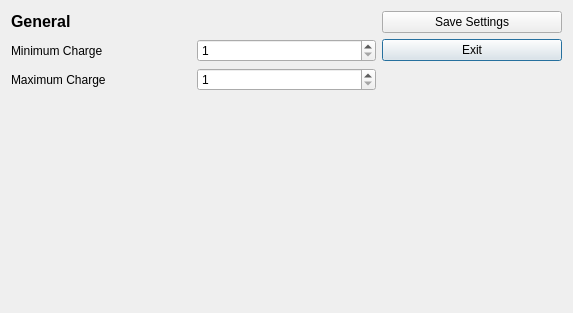
This is ui_files/Converter_Settings_Menu.ui in JC-Price/DeuteRater as Qt 5 draws it before an edit. The edited form follows.
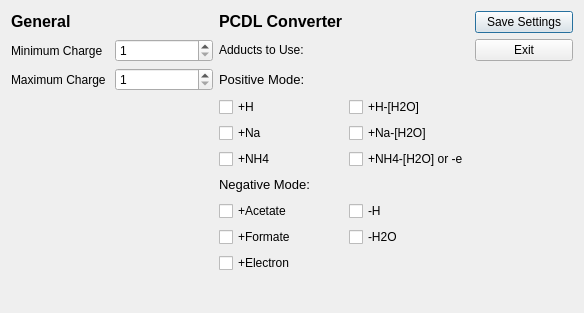
This is the edited form.

```diff
--- a/ui_files/Converter_Settings_Menu.ui
+++ b/ui_files/Converter_Settings_Menu.ui
@@ -6,7 +6,7 @@
    <rect>
     <x>0</x>
     <y>0</y>
-    <width>573</width>
+    <width>584</width>
     <height>313</height>
    </rect>
   </property>
@@ -26,10 +26,10 @@
    <string>Dialog</string>
   </property>
   <layout class="QGridLayout" name="gridLayout_3">
-   <item row="3" column="0">
-    <widget class="QLabel" name="label_7">
+   <item row="2" column="2">
+    <widget class="QLabel" name="label_2">
      <property name="text">
-      <string>Maximum Charge</string>
+      <string>&lt;html&gt;&lt;head/&gt;&lt;body&gt;&lt;p&gt;Adducts to Use:&lt;/p&gt;&lt;/body&gt;&lt;/html&gt;</string>
      </property>
     </widget>
    </item>
@@ -40,13 +40,31 @@
      </property>
     </widget>
    </item>
-   <item row="3" column="1">
-    <widget class="QSpinBox" name="max_charge">
-     <property name="minimum">
-      <number>1</number>
+   <item row="1" column="4">
+    <widget class="QPushButton" name="SaveButton">
+     <property name="text">
+      <string>Save Settings</string>
      </property>
-     <property name="maximum">
-      <number>10</number>
+    </widget>
+   </item>
+   <item row="4" column="2">
+    <widget class="QCheckBox" name="h_checkbox">
+     <property name="text">
+      <string>+H</string>
+     </property>
+    </widget>
+   </item>
+   <item row="12" column="2">
+    <widget class="QCheckBox" name="acetate_checkbox">
+     <property name="text">
+      <string>+Acetate</string>
+     </property>
+    </widget>
+   </item>
+   <item row="17" column="2">
+    <widget class="QCheckBox" name="e_gain_checkbox">
+     <property name="text">
+      <string>+Electron</string>
      </property>
     </widget>
    </item>
@@ -57,14 +75,134 @@
      </property>
     </widget>
    </item>
-   <item row="2" column="2">
+   <item row="3" column="1">
+    <widget class="QSpinBox" name="max_charge">
+     <property name="minimum">
+      <number>1</number>
+     </property>
+     <property name="maximum">
+      <number>10</number>
+     </property>
+    </widget>
+   </item>
+   <item row="1" column="2">
+    <widget class="QLabel" name="label">
+     <property name="text">
+      <string>&lt;html&gt;&lt;head/&gt;&lt;body&gt;&lt;p&gt;&lt;span style=&quot; font-size:12pt; font-weight:600;&quot;&gt;PCDL Converter&lt;/span&gt;&lt;/p&gt;&lt;/body&gt;&lt;/html&gt;</string>
+     </property>
+    </widget>
+   </item>
+   <item row="3" column="2">
+    <widget class="QLabel" name="label_3">
+     <property name="text">
+      <string>&lt;html&gt;&lt;head/&gt;&lt;body&gt;&lt;p&gt;&lt;span style=&quot; font-size:10pt;&quot;&gt;Positive Mode:&lt;/span&gt;&lt;/p&gt;&lt;/body&gt;&lt;/html&gt;</string>
+     </property>
+    </widget>
+   </item>
+   <item row="11" column="3">
+    <spacer name="verticalSpacer">
+     <property name="orientation">
+      <enum>Qt::Vertical</enum>
+     </property>
+     <property name="sizeType">
+      <enum>QSizePolicy::Fixed</enum>
+     </property>
+     <property name="sizeHint" stdset="0">
+      <size>
+       <width>20</width>
+       <height>20</height>
+      </size>
+     </property>
+    </spacer>
+   </item>
+   <item row="2" column="4">
     <widget class="QPushButton" name="ExitButton">
      <property name="text">
       <string>Exit</string>
      </property>
     </widget>
    </item>
+   <item row="15" column="2">
+    <widget class="QCheckBox" name="formate_checkbox">
+     <property name="text">
+      <string>+Formate</string>
+     </property>
+    </widget>
+   </item>
+   <item row="2" column="1">
+    <widget class="QSpinBox" name="min_charge">
+     <property name="minimum">
+      <number>1</number>
+     </property>
+     <property name="maximum">
+      <number>10</number>
+     </property>
+    </widget>
+   </item>
+   <item row="3" column="0">
+    <widget class="QLabel" name="label_7">
+     <property name="text">
+      <string>Maximum Charge</string>
+     </property>
+    </widget>
+   </item>
+   <item row="6" column="2">
+    <widget class="QCheckBox" name="na_checkbox">
+     <property name="text">
+      <string>+Na</string>
+     </property>
+    </widget>
+   </item>
+   <item row="12" column="3">
+    <widget class="QCheckBox" name="h_loss_checkbox">
+     <property name="text">
+      <string>-H</string>
+     </property>
+    </widget>
+   </item>
+   <item row="6" column="3">
+    <widget class="QCheckBox" name="na_h2o_checkbox">
+     <property name="text">
+      <string>+Na-[H2O]</string>
+     </property>
+    </widget>
+   </item>
+   <item row="15" column="3">
+    <widget class="QCheckBox" name="h2o_loss_checkbox">
+     <property name="text">
+      <string>-H2O</string>
+     </property>
+    </widget>
+   </item>
+   <item row="4" column="3">
+    <widget class="QCheckBox" name="h_h2o_checkbox">
+     <property name="text">
+      <string>+H-[H2O]</string>
+     </property>
+    </widget>
+   </item>
    <item row="11" column="2">
+    <widget class="QLabel" name="label_4">
+     <property name="text">
+      <string>&lt;html&gt;&lt;head/&gt;&lt;body&gt;&lt;p&gt;&lt;span style=&quot; font-size:10pt;&quot;&gt;Negative Mode:&lt;/span&gt;&lt;/p&gt;&lt;/body&gt;&lt;/html&gt;</string>
+     </property>
+    </widget>
+   </item>
+   <item row="8" column="2">
+    <widget class="QCheckBox" name="nh4_checkbox">
+     <property name="text">
+      <string>+NH4</string>
+     </property>
+    </widget>
+   </item>
+   <item row="8" column="3">
+    <widget class="QCheckBox" name="nh4_h2o_checkbox">
+     <property name="text">
+      <string>+NH4-[H2O] or -e</string>
+     </property>
+    </widget>
+   </item>
+   <item row="18" column="2">
     <spacer name="verticalSpacer_2">
      <property name="orientation">
       <enum>Qt::Vertical</enum>
@@ -77,23 +215,6 @@
      </property>
     </spacer>
    </item>
-   <item row="1" column="2">
-    <widget class="QPushButton" name="SaveButton">
-     <property name="text">
-      <string>Save Settings</string>
-     </property>
-    </widget>
-   </item>
-   <item row="2" column="1">
-    <widget class="QSpinBox" name="min_charge">
-     <property name="minimum">
-      <number>1</number>
-     </property>
-     <property name="maximum">
-      <number>10</number>
-     </property>
-    </widget>
-   </item>
   </layout>
  </widget>
  <resources/>
```
